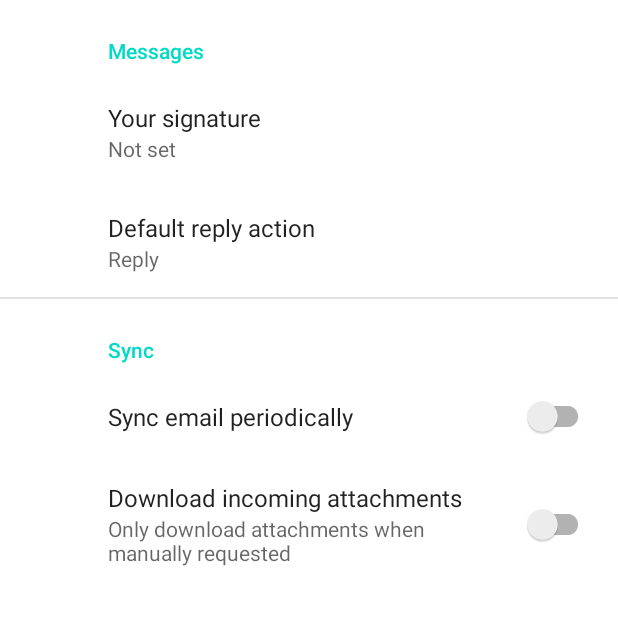
After one commit to Lab-TeamProjects/My-Walking-Pet, an Android app: the SettingsActivity screen opened directly, with no data from a screen before it, on a phone screen of 412 x 824 dp, the top half of it. The commit adds this screen. Run offline under Robolectric (Android 15) with nearby library versions, the phone set to English and light mode, and no system bars; our stand-ins replace androidx.preference.

Commit message:
설정창 업데이트

```diff
--- a/app/build.gradle
+++ b/app/build.gradle
@@ -42,6 +42,8 @@ dependencies {
     implementation 'androidx.constraintlayout:constraintlayout:2.1.4'
     implementation 'androidx.navigation:navigation-fragment:2.5.3'
     implementation 'androidx.navigation:navigation-ui:2.5.3'
+    implementation 'androidx.appcompat:appcompat:1.6.0'
+    implementation 'androidx.preference:preference:1.1.1'
     testImplementation 'junit:junit:4.13.2'
     androidTestImplementation 'androidx.test.ext:junit:1.1.5'
     androidTestImplementation 'androidx.test.espresso:espresso-core:3.5.1'
--- /dev/null
+++ b/app/src/main/java/com/lab_team_projects/my_walking_pet/setting/SettingsActivity.java
@@ -0,0 +1,35 @@
+package com.lab_team_projects.my_walking_pet.setting;
+
+import android.os.Bundle;
+
+import androidx.appcompat.app.ActionBar;
+import androidx.appcompat.app.AppCompatActivity;
+import androidx.preference.PreferenceFragmentCompat;
+
+import com.lab_team_projects.my_walking_pet.R;
+
+public class SettingsActivity extends AppCompatActivity {
+
+    @Override
+    protected void onCreate(Bundle savedInstanceState) {
+        super.onCreate(savedInstanceState);
+        setContentView(R.layout.settings_activity);
+        if (savedInstanceState == null) {
+            getSupportFragmentManager()
+                    .beginTransaction()
+                    .replace(R.id.settings, new SettingsFragment())
+                    .commit();
+        }
+        ActionBar actionBar = getSupportActionBar();
+        if (actionBar != null) {
+            actionBar.setDisplayHomeAsUpEnabled(true);
+        }
+    }
+
+    public static class SettingsFragment extends PreferenceFragmentCompat {
+        @Override
+        public void onCreatePreferences(Bundle savedInstanceState, String rootKey) {
+            setPreferencesFromResource(R.xml.root_preferences, rootKey);
+        }
+    }
+}
--- /dev/null
+++ b/app/src/main/res/layout/settings_activity.xml
@@ -0,0 +1,9 @@
+<LinearLayout xmlns:android="http://schemas.android.com/apk/res/android"
+    android:layout_width="match_parent"
+    android:layout_height="match_parent">
+
+    <FrameLayout
+        android:id="@+id/settings"
+        android:layout_width="match_parent"
+        android:layout_height="match_parent" />
+</LinearLayout>
--- /dev/null
+++ b/app/src/main/res/values/arrays.xml
@@ -0,0 +1,12 @@
+<resources>
+    <!-- Reply Preference -->
+    <string-array name="reply_entries">
+        <item>Reply</item>
+        <item>Reply to all</item>
+    </string-array>
+
+    <string-array name="reply_values">
+        <item>reply</item>
+        <item>reply_all</item>
+    </string-array>
+</resources>
--- a/app/src/main/res/values/strings.xml
+++ b/app/src/main/res/values/strings.xml
@@ -2,4 +2,20 @@
     <string name="app_name">My-Walking-Pet</string>
     <!-- TODO: Remove or change this placeholder text -->
     <string name="hello_blank_fragment">Hello blank fragment</string>
+    <string name="title_activity_settings">SettingsActivity</string>
+
+    <!-- Preference Titles -->
+    <string name="messages_header">Messages</string>
+    <string name="sync_header">Sync</string>
+
+    <!-- Messages Preferences -->
+    <string name="signature_title">Your signature</string>
+    <string name="reply_title">Default reply action</string>
+
+    <!-- Sync Preferences -->
+    <string name="sync_title">Sync email periodically</string>
+    <string name="attachment_title">Download incoming attachments</string>
+    <string name="attachment_summary_on">Automatically download attachments for incoming emails
+    </string>
+    <string name="attachment_summary_off">Only download attachments when manually requested</string>
 </resources>
--- /dev/null
+++ b/app/src/main/res/xml/root_preferences.xml
@@ -0,0 +1,35 @@
+<PreferenceScreen xmlns:app="http://schemas.android.com/apk/res-auto">
+
+    <PreferenceCategory app:title="@string/messages_header">
+
+        <EditTextPreference
+            app:key="signature"
+            app:title="@string/signature_title"
+            app:useSimpleSummaryProvider="true" />
+
+        <ListPreference
+            app:defaultValue="reply"
+            app:entries="@array/reply_entries"
+            app:entryValues="@array/reply_values"
+            app:key="reply"
+            app:title="@string/reply_title"
+            app:useSimpleSummaryProvider="true" />
+
+    </PreferenceCategory>
+
+    <PreferenceCategory app:title="@string/sync_header">
+
+        <SwitchPreferenceCompat
+            app:key="sync"
+            app:title="@string/sync_title" />
+
+        <SwitchPreferenceCompat
+            app:dependency="sync"
+            app:key="attachment"
+            app:summaryOff="@string/attachment_summary_off"
+            app:summaryOn="@string/attachment_summary_on"
+            app:title="@string/attachment_title" />
+
+    </PreferenceCategory>
+
+</PreferenceScreen>
```
Also changed, not shown: app/src/main/AndroidManifest.xml (+12 -4 lines), app/src/main/java/com/lab_team_projects/my_walking_pet/setting/SettingFragment.java (+14 -41 lines), app/src/main/res/layout/fragment_setting.xml (+8 -0 lines).
